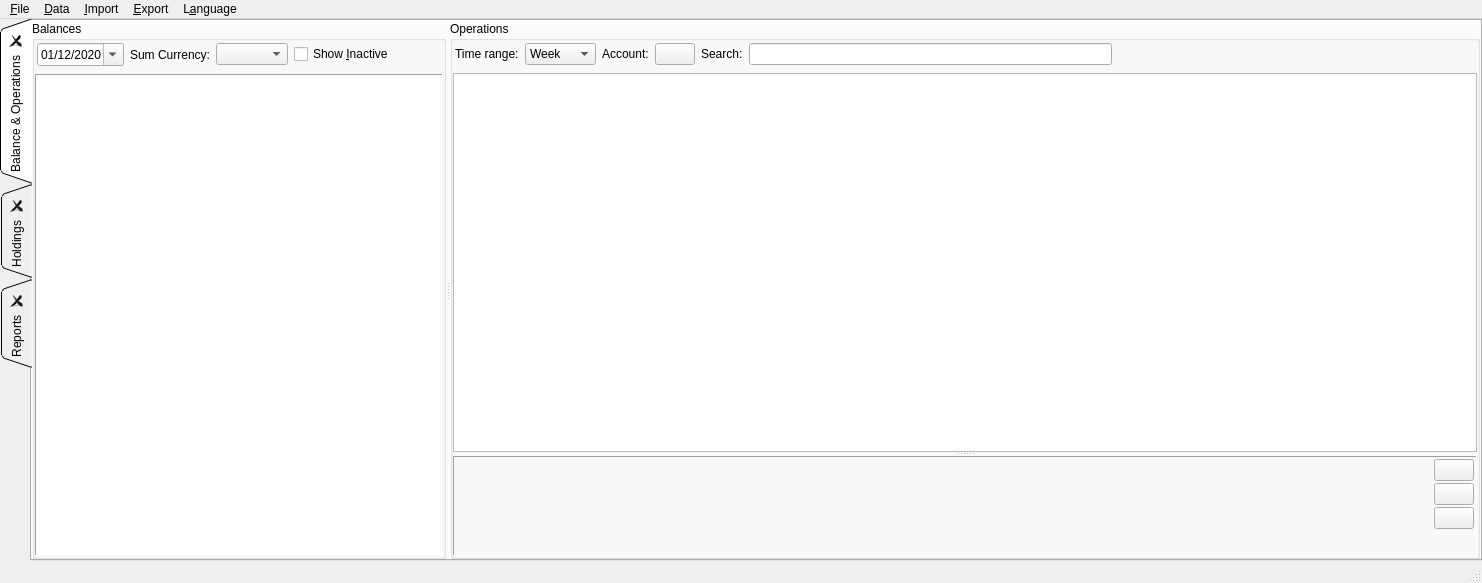
Before: the Qt Designer form jal/ui/main_window.ui in titov-vv/jal, drawn with Qt 5.
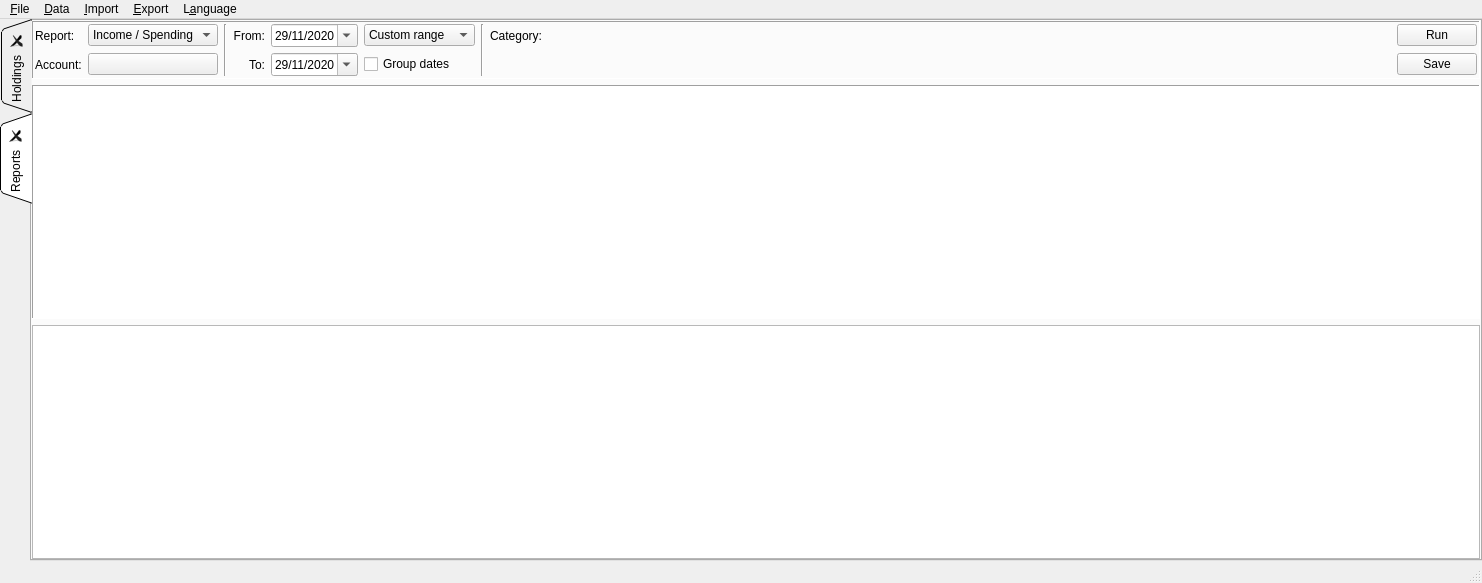
After: the same form once the commit is applied. Custom widgets are drawn as their Qt base class.

Commit message: "Balances & Operations" tab was dropped from old UI

```diff
--- a/jal/ui/main_window.ui
+++ b/jal/ui/main_window.ui
@@ -51,7 +51,7 @@
        <enum>QTabWidget::Triangular</enum>
       </property>
       <property name="currentIndex">
-       <number>0</number>
+       <number>1</number>
       </property>
       <property name="documentMode">
        <bool>false</bool>
@@ -59,487 +59,6 @@
       <property name="tabsClosable">
        <bool>true</bool>
       </property>
-      <widget class="QWidget" name="BalanceTransactionTab">
-       <attribute name="title">
-        <string>Balance &amp;&amp; Operations</string>
-       </attribute>
-       <layout class="QHBoxLayout" name="horizontalLayout">
-        <property name="leftMargin">
-         <number>0</number>
-        </property>
-        <property name="topMargin">
-         <number>0</number>
-        </property>
-        <property name="rightMargin">
-         <number>0</number>
-        </property>
-        <property name="bottomMargin">
-         <number>0</number>
-        </property>
-        <item>
-         <widget class="QSplitter" name="BalanceOperationsSplitter">
-          <property name="sizePolicy">
-           <sizepolicy hsizetype="Expanding" vsizetype="Preferred">
-            <horstretch>0</horstretch>
-            <verstretch>0</verstretch>
-           </sizepolicy>
-          </property>
-          <property name="orientation">
-           <enum>Qt::Horizontal</enum>
-          </property>
-          <widget class="QGroupBox" name="BalanceBox">
-           <property name="sizePolicy">
-            <sizepolicy hsizetype="Preferred" vsizetype="Preferred">
-             <horstretch>1</horstretch>
-             <verstretch>0</verstretch>
-            </sizepolicy>
-           </property>
-           <property name="maximumSize">
-            <size>
-             <width>16777215</width>
-             <height>16777215</height>
-            </size>
-           </property>
-           <property name="title">
-            <string>Balances</string>
-           </property>
-           <layout class="QVBoxLayout" name="verticalLayout">
-            <property name="leftMargin">
-             <number>0</number>
-            </property>
-            <property name="topMargin">
-             <number>0</number>
-            </property>
-            <property name="rightMargin">
-             <number>0</number>
-            </property>
-            <property name="bottomMargin">
-             <number>0</number>
-            </property>
-            <item>
-             <widget class="QFrame" name="BalanceConfigFrame">
-              <property name="minimumSize">
-               <size>
-                <width>408</width>
-                <height>0</height>
-               </size>
-              </property>
-              <property name="maximumSize">
-               <size>
-                <width>16777215</width>
-                <height>44</height>
-               </size>
-              </property>
-              <property name="frameShape">
-               <enum>QFrame::Panel</enum>
-              </property>
-              <property name="frameShadow">
-               <enum>QFrame::Plain</enum>
-              </property>
-              <property name="lineWidth">
-               <number>0</number>
-              </property>
-              <layout class="QHBoxLayout" name="horizontalLayout_2">
-               <property name="leftMargin">
-                <number>2</number>
-               </property>
-               <property name="topMargin">
-                <number>2</number>
-               </property>
-               <property name="rightMargin">
-                <number>2</number>
-               </property>
-               <property name="bottomMargin">
-                <number>2</number>
-               </property>
-               <item>
-                <widget class="QDateEdit" name="BalanceDate">
-                 <property name="dateTime">
-                  <datetime>
-                   <hour>21</hour>
-                   <minute>0</minute>
-                   <second>0</second>
-                   <year>2020</year>
-                   <month>12</month>
-                   <day>1</day>
-                  </datetime>
-                 </property>
-                 <property name="displayFormat">
-                  <string>dd/MM/yyyy</string>
-                 </property>
-                 <property name="calendarPopup">
-                  <bool>true</bool>
-                 </property>
-                 <property name="timeSpec">
-                  <enum>Qt::UTC</enum>
-                 </property>
-                </widget>
-               </item>
-               <item>
-                <widget class="QLabel" name="CurrencyLbl">
-                 <property name="layoutDirection">
-                  <enum>Qt::LeftToRight</enum>
-                 </property>
-                 <property name="text">
-                  <string>Sum Currency:</string>
-                 </property>
-                 <property name="alignment">
-                  <set>Qt::AlignRight|Qt::AlignTrailing|Qt::AlignVCenter</set>
-                 </property>
-                </widget>
-               </item>
-               <item>
-                <widget class="CurrencyComboBox" name="BalancesCurrencyCombo"/>
-               </item>
-               <item>
-                <widget class="QCheckBox" name="ShowInactiveCheckBox">
-                 <property name="text">
-                  <string>Show &amp;Inactive</string>
-                 </property>
-                </widget>
-               </item>
-               <item>
-                <spacer name="horizontalSpacer_2">
-                 <property name="orientation">
-                  <enum>Qt::Horizontal</enum>
-                 </property>
-                 <property name="sizeHint" stdset="0">
-                  <size>
-                   <width>40</width>
-                   <height>20</height>
-                  </size>
-                 </property>
-                </spacer>
-               </item>
-              </layout>
-             </widget>
-            </item>
-            <item>
-             <widget class="QTableView" name="BalancesTableView">
-              <property name="frameShape">
-               <enum>QFrame::Panel</enum>
-              </property>
-              <property name="editTriggers">
-               <set>QAbstractItemView::EditKeyPressed|QAbstractItemView::SelectedClicked</set>
-              </property>
-              <property name="alternatingRowColors">
-               <bool>true</bool>
-              </property>
-              <property name="selectionMode">
-               <enum>QAbstractItemView::NoSelection</enum>
-              </property>
-              <property name="gridStyle">
-               <enum>Qt::DotLine</enum>
-              </property>
-              <property name="wordWrap">
-               <bool>false</bool>
-              </property>
-              <attribute name="verticalHeaderVisible">
-               <bool>false</bool>
-              </attribute>
-              <attribute name="verticalHeaderMinimumSectionSize">
-               <number>20</number>
-              </attribute>
-              <attribute name="verticalHeaderDefaultSectionSize">
-               <number>20</number>
-              </attribute>
-             </widget>
-            </item>
-           </layout>
-          </widget>
-          <widget class="QGroupBox" name="OperationsBox">
-           <property name="sizePolicy">
-            <sizepolicy hsizetype="Preferred" vsizetype="Preferred">
-             <horstretch>4</horstretch>
-             <verstretch>0</verstretch>
-            </sizepolicy>
-           </property>
-           <property name="contextMenuPolicy">
-            <enum>Qt::DefaultContextMenu</enum>
-           </property>
-           <property name="title">
-            <string>Operations</string>
-           </property>
-           <layout class="QVBoxLayout" name="verticalLayout_2">
-            <property name="leftMargin">
-             <number>0</number>
-            </property>
-            <property name="topMargin">
-             <number>0</number>
-            </property>
-            <property name="rightMargin">
-             <number>0</number>
-            </property>
-            <property name="bottomMargin">
-             <number>0</number>
-            </property>
-            <item>
-             <widget class="QFrame" name="OperationConfigFrame">
-              <property name="enabled">
-               <bool>true</bool>
-              </property>
-              <property name="minimumSize">
-               <size>
-                <width>0</width>
-                <height>0</height>
-               </size>
-              </property>
-              <property name="frameShape">
-               <enum>QFrame::Panel</enum>
-              </property>
-              <property name="frameShadow">
-               <enum>QFrame::Plain</enum>
-              </property>
-              <property name="lineWidth">
-               <number>0</number>
-              </property>
-              <layout class="QHBoxLayout" name="horizontalLayout_3">
-               <property name="leftMargin">
-                <number>2</number>
-               </property>
-               <property name="topMargin">
-                <number>2</number>
-               </property>
-               <property name="rightMargin">
-                <number>2</number>
-               </property>
-               <property name="bottomMargin">
-                <number>2</number>
-               </property>
-               <item>
-                <widget class="QLabel" name="DateRangeLbl">
-                 <property name="text">
-                  <string>Time range:</string>
-                 </property>
-                </widget>
-               </item>
-               <item>
-                <widget class="QComboBox" name="DateRangeCombo">
-                 <item>
-                  <property name="text">
-                   <string>Week</string>
-                  </property>
-                 </item>
-                 <item>
-                  <property name="text">
-                   <string>Month</string>
-                  </property>
-                 </item>
-                 <item>
-                  <property name="text">
-                   <string>Quarter</string>
-                  </property>
-                 </item>
-                 <item>
-                  <property name="text">
-                   <string>Year</string>
-                  </property>
-                 </item>
-                 <item>
-                  <property name="text">
-                   <string>All</string>
-                  </property>
-                 </item>
-                </widget>
-               </item>
-               <item>
-                <widget class="QLabel" name="AccountLbl">
-                 <property name="text">
-                  <string>Account:</string>
-                 </property>
-                </widget>
-               </item>
-               <item>
-                <widget class="AccountButton" name="ChooseAccountBtn"/>
-               </item>
-               <item>
-                <widget class="QLabel" name="SearchLbl">
-                 <property name="text">
-                  <string>Search:</string>
-                 </property>
-                </widget>
-               </item>
-               <item>
-                <widget class="QLineEdit" name="SearchString"/>
-               </item>
-               <item>
-                <spacer name="horizontalSpacer">
-                 <property name="orientation">
-                  <enum>Qt::Horizontal</enum>
-                 </property>
-                 <property name="sizeHint" stdset="0">
-                  <size>
-                   <width>40</width>
-                   <height>20</height>
-                  </size>
-                 </property>
-                </spacer>
-               </item>
-              </layout>
-             </widget>
-            </item>
-            <item>
-             <widget class="QSplitter" name="OperationsDetailsSplitter">
-              <property name="orientation">
-               <enum>Qt::Vertical</enum>
-              </property>
-              <widget class="QTableView" name="OperationsTableView">
-               <property name="sizePolicy">
-                <sizepolicy hsizetype="Expanding" vsizetype="Expanding">
-                 <horstretch>0</horstretch>
-                 <verstretch>4</verstretch>
-                </sizepolicy>
-               </property>
-               <property name="alternatingRowColors">
-                <bool>true</bool>
-               </property>
-               <property name="selectionMode">
-                <enum>QAbstractItemView::ExtendedSelection</enum>
-               </property>
-               <property name="selectionBehavior">
-                <enum>QAbstractItemView::SelectRows</enum>
-               </property>
-               <property name="wordWrap">
-                <bool>false</bool>
-               </property>
-               <attribute name="verticalHeaderVisible">
-                <bool>false</bool>
-               </attribute>
-               <attribute name="verticalHeaderMinimumSectionSize">
-                <number>20</number>
-               </attribute>
-               <attribute name="verticalHeaderDefaultSectionSize">
-                <number>20</number>
-               </attribute>
-              </widget>
-              <widget class="QFrame" name="OperationDetails">
-               <property name="sizePolicy">
-                <sizepolicy hsizetype="Preferred" vsizetype="Preferred">
-                 <horstretch>0</horstretch>
-                 <verstretch>1</verstretch>
-                </sizepolicy>
-               </property>
-               <property name="minimumSize">
-                <size>
-                 <width>0</width>
-                 <height>100</height>
-                </size>
-               </property>
-               <property name="maximumSize">
-                <size>
-                 <width>16777215</width>
-                 <height>300</height>
-                </size>
-               </property>
-               <property name="frameShape">
-                <enum>QFrame::Panel</enum>
-               </property>
-               <property name="frameShadow">
-                <enum>QFrame::Sunken</enum>
-               </property>
-               <property name="lineWidth">
-                <number>1</number>
-               </property>
-               <layout class="QHBoxLayout" name="horizontalLayout_4">
-                <property name="leftMargin">
-                 <number>0</number>
-                </property>
-                <property name="topMargin">
-                 <number>0</number>
-                </property>
-                <property name="rightMargin">
-                 <number>0</number>
-                </property>
-                <property name="bottomMargin">
-                 <number>0</number>
-                </property>
-                <item>
-                 <widget class="QStackedWidget" name="OperationsTabs">
-                  <property name="currentIndex">
-                   <number>5</number>
-                  </property>
-                  <widget class="QWidget" name="NoOperation"/>
-                  <widget class="IncomeSpendingWidget" name="IncomeSpending"/>
-                  <widget class="DividendWidget" name="Dividend"/>
-                  <widget class="TradeWidget" name="Trade"/>
-                  <widget class="TransferWidget" name="Transfer"/>
-                  <widget class="CorporateActionWidget" name="CorporateAction"/>
-                 </widget>
-                </item>
-                <item>
-                 <widget class="QFrame" name="OperationsButtons">
-                  <layout class="QVBoxLayout" name="verticalLayout_3">
-                   <property name="spacing">
-                    <number>2</number>
-                   </property>
-                   <property name="leftMargin">
-                    <number>2</number>
-                   </property>
-                   <property name="topMargin">
-                    <number>2</number>
-                   </property>
-                   <property name="rightMargin">
-                    <number>2</number>
-                   </property>
-                   <property name="bottomMargin">
-                    <number>2</number>
-                   </property>
-                   <item>
-                    <widget class="QPushButton" name="NewOperationBtn">
-                     <property name="toolTip">
-                      <string>New operation</string>
-                     </property>
-                     <property name="text">
-                      <string/>
-                     </property>
-                    </widget>
-                   </item>
-                   <item>
-                    <widget class="QPushButton" name="CopyOperationBtn">
-                     <property name="toolTip">
-                      <string>Copy operation</string>
-                     </property>
-                     <property name="text">
-                      <string/>
-                     </property>
-                    </widget>
-                   </item>
-                   <item>
-                    <widget class="QPushButton" name="DeleteOperationBtn">
-                     <property name="toolTip">
-                      <string>Delete operation</string>
-                     </property>
-                     <property name="text">
-                      <string/>
-                     </property>
-                    </widget>
-                   </item>
-                   <item>
-                    <spacer name="verticalSpacer_4">
-                     <property name="orientation">
-                      <enum>Qt::Vertical</enum>
-                     </property>
-                     <property name="sizeHint" stdset="0">
-                      <size>
-                       <width>20</width>
-                       <height>40</height>
-                      </size>
-                     </property>
-                    </spacer>
-                   </item>
-                  </layout>
-                 </widget>
-                </item>
-               </layout>
-              </widget>
-             </widget>
-            </item>
-           </layout>
-          </widget>
-         </widget>
-        </item>
-       </layout>
-      </widget>
       <widget class="QWidget" name="HoldingsTab">
        <attribute name="title">
         <string>Holdings</string>
@@ -726,8 +245,8 @@
                <minute>0</minute>
                <second>0</second>
                <year>2020</year>
-               <month>12</month>
-               <day>1</day>
+               <month>11</month>
+               <day>29</day>
               </datetime>
              </property>
              <property name="displayFormat">
@@ -873,8 +392,8 @@
                <minute>0</minute>
                <second>0</second>
                <year>2020</year>
-               <month>12</month>
-               <day>1</day>
+               <month>11</month>
+               <day>29</day>
               </datetime>
              </property>
              <property name="displayFormat">
@@ -1138,36 +657,6 @@
    <header>jal/widgets/reference_selector.h</header>
    <container>1</container>
   </customwidget>
-  <customwidget>
-   <class>DividendWidget</class>
-   <extends>QWidget</extends>
-   <header>jal/widgets/dividend_widget.h</header>
-   <container>1</container>
-  </customwidget>
-  <customwidget>
-   <class>TradeWidget</class>
-   <extends>QWidget</extends>
-   <header>jal/widgets/trade_widget.h</header>
-   <container>1</container>
-  </customwidget>
-  <customwidget>
-   <class>TransferWidget</class>
-   <extends>QWidget</extends>
-   <header>jal/widgets/transfer_widget.h</header>
-   <container>1</container>
-  </customwidget>
-  <customwidget>
-   <class>CorporateActionWidget</class>
-   <extends>QWidget</extends>
-   <header>jal/widgets/corporate_action_widget.h</header>
-   <container>1</container>
-  </customwidget>
-  <customwidget>
-   <class>IncomeSpendingWidget</class>
-   <extends>QWidget</extends>
-   <header>jal/widgets/income_spending_widget.h</header>
-   <container>1</container>
-  </customwidget>
   <customwidget>
    <class>TabbedMdiArea</class>
    <extends>QWidget</extends>
```
Left out of the diff: 4 changed lines with no effect on the pictures. The commit also changes 3 other files.
